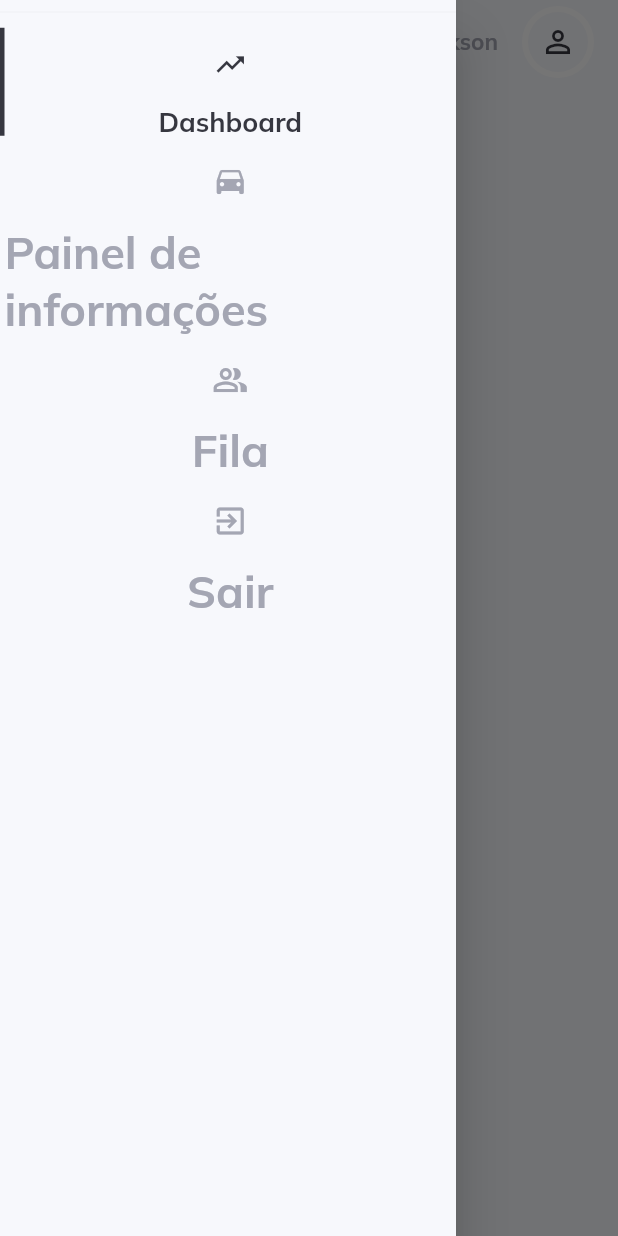
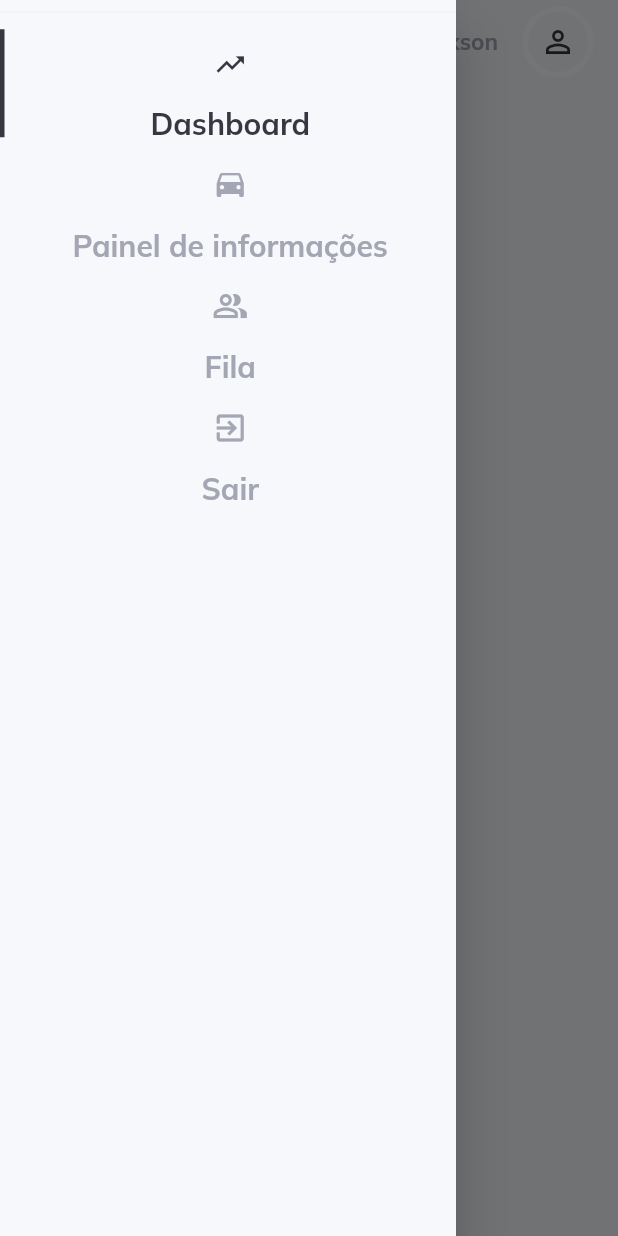
Before and after one commit to JacksonS1446/Flutter-WEB, a Flutter app: the screen it shows after launch, with the side drawer open, on a phone screen of 412 x 824 dp. Run offline on Flutter 3.47's test engine with Material 2 defaults, Android fonts, the phone set to English and light mode, and no system bars; our stand-ins replace get, google_fonts.

Commit message:
Atualizando o SideMenu

```diff
--- a/lib/widgets/horizontal_menu_item.dart
+++ b/lib/widgets/horizontal_menu_item.dart
@@ -1,4 +1,4 @@
-// ignore_for_file: sort_child_properties_last, prefer_const_constructors
+// ignore_for_file: sort_child_properties_last, prefer_const_constructors, no_leading_underscores_for_local_identifiers
 
 import 'package:aplicacao_flutter_web/constantes/style.dart';
 import 'package:flutter/material.dart';
@@ -52,7 +52,7 @@ class HorizontalMenuItem extends StatelessWidget {
                     child: CustomText(
                   text: itemName,
                   color: menuController.isHovering(itemName) ? dark : lightGrey,
-                  size: 30,
+                  size: 20,
                   weight: FontWeight.bold,
                 ))
               else
--- a/lib/widgets/side_menu.dart
+++ b/lib/widgets/side_menu.dart
@@ -1,4 +1,4 @@
-// ignore_for_file: prefer_const_constructors, no_leading_underscores_for_local_identifiers
+// ignore_for_file: prefer_const_constructors, no_leading_underscores_for_local_identifiers, empty_statements
 
 import 'package:aplicacao_flutter_web/helpers/responsiveness.dart';
 import 'package:aplicacao_flutter_web/routing/routes.dart';
--- a/lib/widgets/vertical_menu_item.dart
+++ b/lib/widgets/vertical_menu_item.dart
@@ -1,4 +1,4 @@
-// ignore_for_file: sort_child_properties_last
+// ignore_for_file: sort_child_properties_last, prefer_const_constructors
 
 import 'package:flutter/material.dart';
 import 'package:get/get.dart';
@@ -58,7 +58,7 @@ class VerticalMenuItem extends StatelessWidget {
                       color: menuController.isHovering(itemName)
                           ? dark
                           : lightGrey,
-                      size: 30,
+                      size: 20,
                       weight: FontWeight.bold,
                     ))
                   else
@@ -66,7 +66,7 @@ class VerticalMenuItem extends StatelessWidget {
                         child: CustomText(
                       text: itemName,
                       color: dark,
-                      size: 18,
+                      size: 20,
                       weight: FontWeight.bold,
                     ))
                 ],
```
